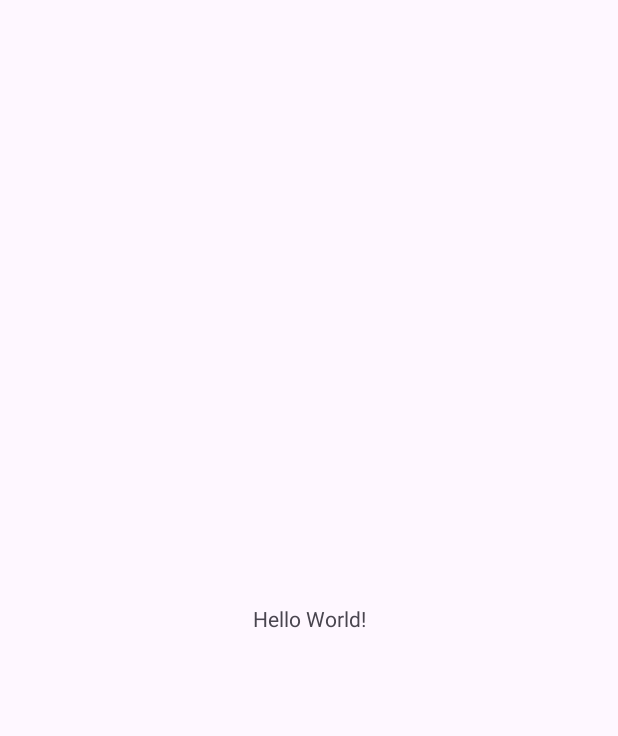
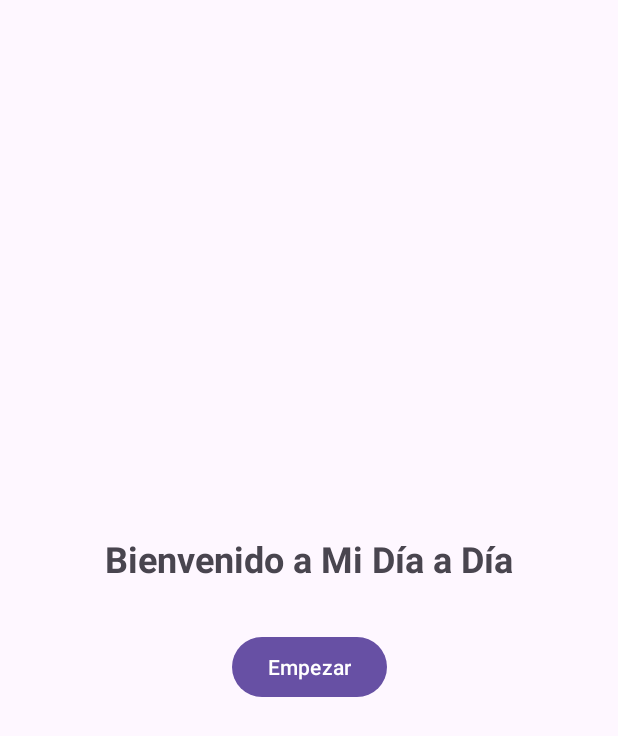
Before and after one commit to SamiiHC-iespsur/Mi-Dia-a-Dia, an Android app: the screen it shows after launch (MainActivity), on a phone screen of 412 x 824 dp. Before the commit the part shown is almost empty. Shown: the top 736 px of the screen. Run offline under Robolectric (Android 15) with nearby library versions, the phone set to English and light mode, and no system bars.

Commit message:
Terminado: pantalla de inicio (TO-DO; menú principal)

```diff
--- a/app/src/main/java/sami/pmm/midaada/MainActivity.kt
+++ b/app/src/main/java/sami/pmm/midaada/MainActivity.kt
@@ -1,6 +1,8 @@
 package sami.pmm.midaada
 
 import android.os.Bundle
+import android.widget.Button
+import android.widget.Toast
 import androidx.activity.enableEdgeToEdge
 import androidx.appcompat.app.AppCompatActivity
 import androidx.core.view.ViewCompat
@@ -16,5 +18,14 @@ class MainActivity : AppCompatActivity() {
             v.setPadding(systemBars.left, systemBars.top, systemBars.right, systemBars.bottom)
             insets
         }
+
+        // Configurar el botón "Empezar"
+        val btnStart = findViewById<Button>(R.id.btnStart)
+
+        btnStart.setOnClickListener {
+            // TODO: Navegar al menú principal (MenuActivity - aún no implementada)
+            // Placeholder: mostrar mensaje mientras se implementa MenuActivity
+            Toast.makeText(this, "Abriendo Menú Principal...", Toast.LENGTH_SHORT).show()
+        }
     }
 }
--- a/app/src/main/res/layout/activity_main.xml
+++ b/app/src/main/res/layout/activity_main.xml
@@ -8,12 +8,27 @@
     tools:context=".MainActivity">
 
     <TextView
+        android:id="@+id/tvWelcome"
         android:layout_width="wrap_content"
         android:layout_height="wrap_content"
-        android:text="Hello World!"
+        android:text="@string/welcome_message"
+        android:textSize="24sp"
+        android:textStyle="bold"
+        app:layout_constraintBottom_toTopOf="@+id/btnStart"
+        app:layout_constraintEnd_toEndOf="parent"
+        app:layout_constraintStart_toStartOf="parent"
+        app:layout_constraintTop_toTopOf="parent"
+        app:layout_constraintVertical_chainStyle="packed" />
+
+    <Button
+        android:id="@+id/btnStart"
+        android:layout_width="wrap_content"
+        android:layout_height="wrap_content"
+        android:layout_marginTop="32dp"
+        android:text="@string/button_start"
         app:layout_constraintBottom_toBottomOf="parent"
         app:layout_constraintEnd_toEndOf="parent"
         app:layout_constraintStart_toStartOf="parent"
-        app:layout_constraintTop_toTopOf="parent" />
+        app:layout_constraintTop_toBottomOf="@+id/tvWelcome" />
 
 </androidx.constraintlayout.widget.ConstraintLayout>
--- a/app/src/main/res/values/strings.xml
+++ b/app/src/main/res/values/strings.xml
@@ -1,3 +1,5 @@
 <resources>
     <string name="app_name">Mi Día a Día</string>
+    <string name="welcome_message">Bienvenido a Mi Día a Día</string>
+    <string name="button_start">Empezar</string>
 </resources>
```
